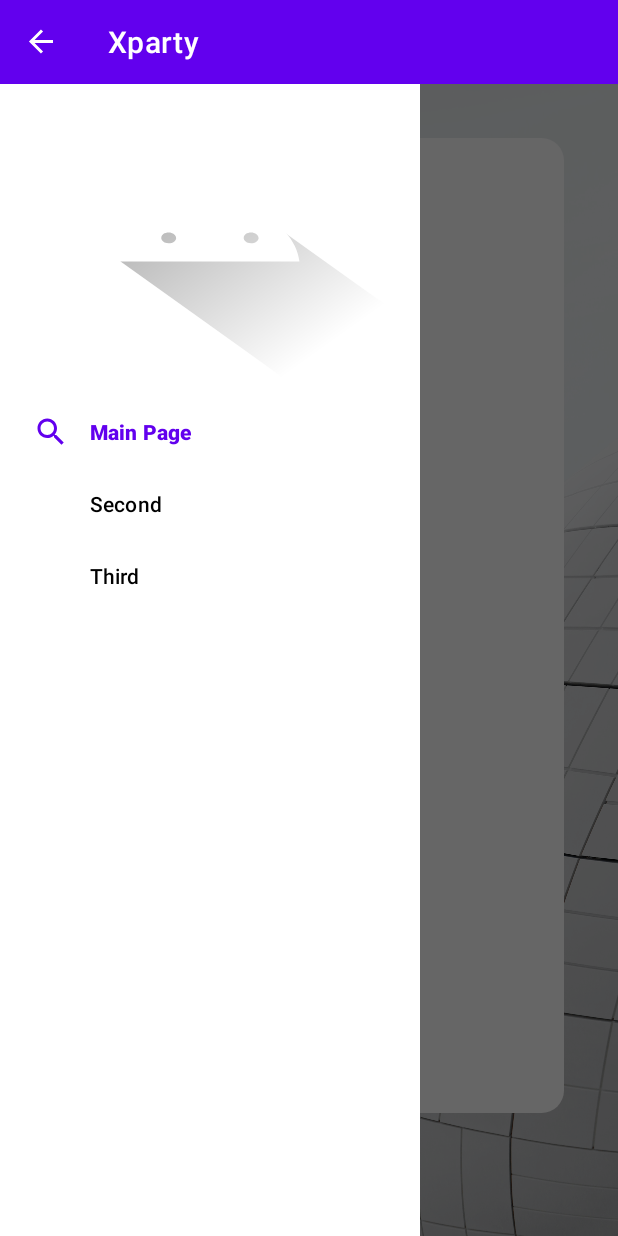
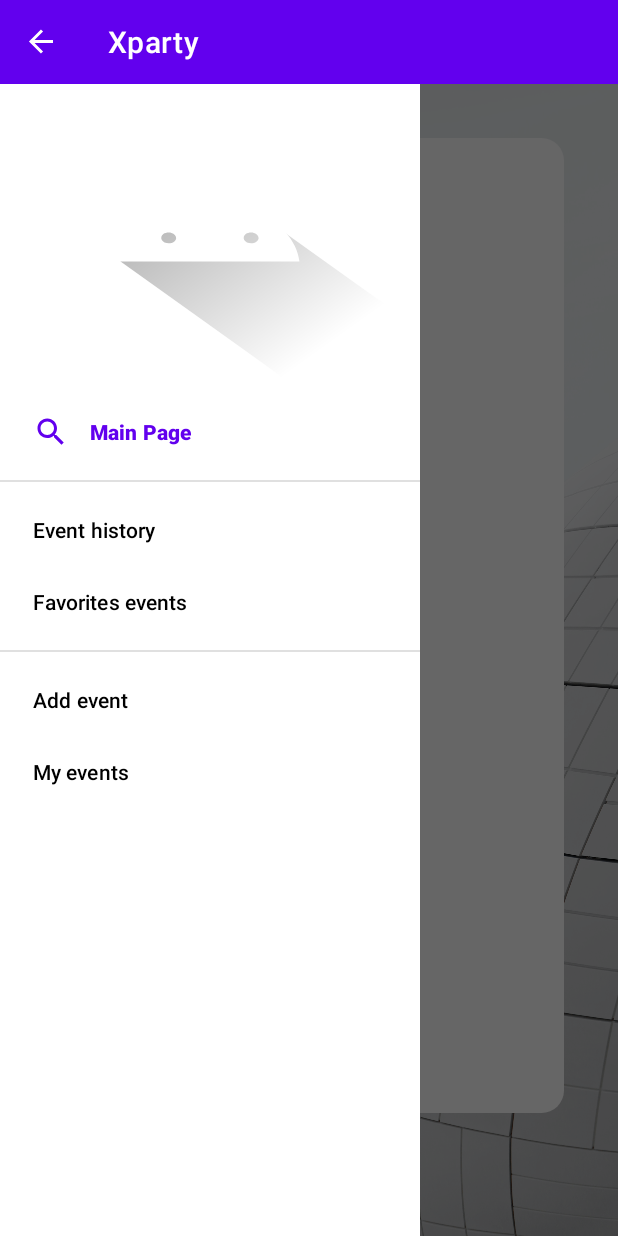
Before and after one commit to danielgeo96/Xparty, an Android app: the screen it shows after launch (MainActivity), with the side drawer open, on a phone screen of 412 x 824 dp. Run offline under Robolectric (Android 15) with nearby library versions, the phone set to English and light mode, and no system bars.

Commit message:
Main fragment style change and add navigation drawer support

```diff
--- a/app/src/main/res/menu/drawer_list.xml
+++ b/app/src/main/res/menu/drawer_list.xml
@@ -1,16 +1,30 @@
 <?xml version="1.0" encoding="utf-8"?>
 <menu xmlns:android="http://schemas.android.com/apk/res/android">
 
+    <item
+        android:id="@+id/mainFragmentStart_menu"
+        android:checked="true"
+        android:icon="@drawable/ic_outline_search_24"
+        android:title="@string/MainPage" />
+    <group
+        android:id="@+id/userGroup">
         <item
-            android:id="@+id/mainFragmentStart_menu"
-            android:checked="true"
-            android:icon="@drawable/ic_outline_search_24"
-            android:title="@string/MainPage" />
+            android:id="@+id/user_events_history"
+            android:title="Event history" />
         <item
-            android:id="@+id/nav_second_fragment"
-            android:title="Second" />
+            android:id="@+id/user_favorites_events"
+            android:title="Favorites events" />
+    </group>
+    <group
+        android:id="@+id/producerGroup">
         <item
-            android:id="@+id/nav_third_fragment"
-            android:title="Third" />
+            android:id="@+id/producer_add_event"
+            android:title="Add event" />
+        <item
+            android:id="@+id/producer_history_events"
+            android:title="My events" />
+
+    </group>
+
 
 </menu>
```
Also changed, not shown: app/src/main/java/com/example/xparty/ui/main_character/MainActivity.kt (+35 -5 lines), app/src/main/res/layout/toolbar.xml (deleted, +0 -11 lines).
